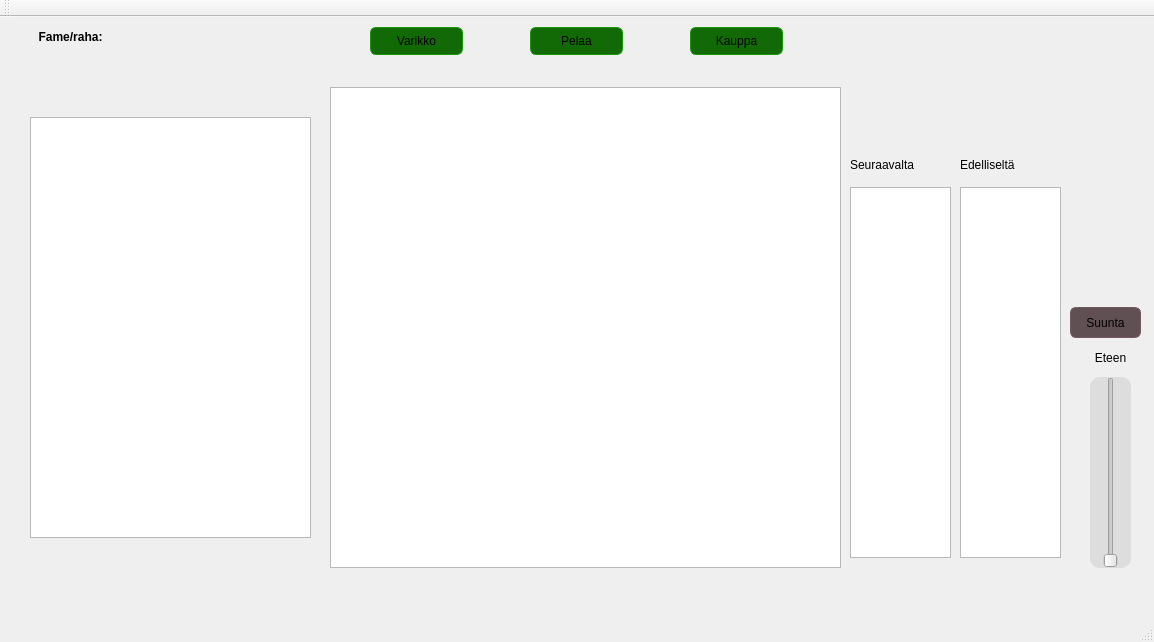
This is TrainGame/TrainGame/mainwindow.ui in MilanFIN/TrainGame as Qt 5 draws it before an edit. The edited form follows.
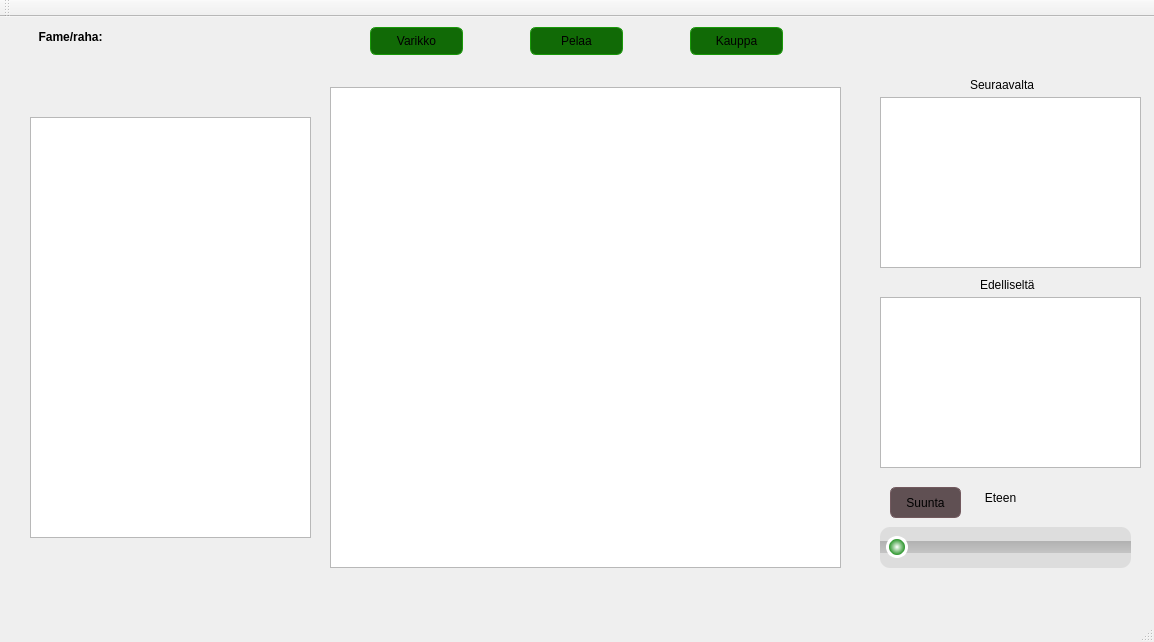
This is the edited form.

Diff of the .ui file:
```diff
--- a/TrainGame/TrainGame/mainwindow.ui
+++ b/TrainGame/TrainGame/mainwindow.ui
@@ -92,10 +92,10 @@
      <widget class="QSlider" name="gasSlider">
       <property name="geometry">
        <rect>
-        <x>1070</x>
-        <y>300</y>
-        <width>41</width>
-        <height>191</height>
+        <x>860</x>
+        <y>450</y>
+        <width>251</width>
+        <height>41</height>
        </rect>
       </property>
       <property name="styleSheet">
@@ -126,20 +126,20 @@
        <number>0</number>
       </property>
       <property name="maximum">
-       <number>99</number>
+       <number>200</number>
       </property>
       <property name="sliderPosition">
        <number>0</number>
       </property>
       <property name="orientation">
-       <enum>Qt::Vertical</enum>
+       <enum>Qt::Horizontal</enum>
       </property>
      </widget>
      <widget class="QPushButton" name="directionButton">
       <property name="geometry">
        <rect>
-        <x>1050</x>
-        <y>230</y>
+        <x>870</x>
+        <y>410</y>
         <width>71</width>
         <height>31</height>
        </rect>
@@ -168,8 +168,8 @@
      <widget class="QLabel" name="directionLabel">
       <property name="geometry">
        <rect>
-        <x>1060</x>
-        <y>270</y>
+        <x>950</x>
+        <y>410</y>
         <width>61</width>
         <height>21</height>
        </rect>
@@ -184,8 +184,8 @@
      <widget class="QLabel" name="comingLabel">
       <property name="geometry">
        <rect>
-        <x>830</x>
-        <y>80</y>
+        <x>950</x>
+        <y>0</y>
         <width>81</width>
         <height>16</height>
        </rect>
@@ -197,8 +197,8 @@
      <widget class="QLabel" name="passedLabel">
       <property name="geometry">
        <rect>
-        <x>940</x>
-        <y>80</y>
+        <x>960</x>
+        <y>200</y>
         <width>71</width>
         <height>16</height>
        </rect>
@@ -210,20 +210,20 @@
      <widget class="QListWidget" name="nextStationsListWidget">
       <property name="geometry">
        <rect>
-        <x>830</x>
-        <y>110</y>
-        <width>101</width>
-        <height>371</height>
+        <x>860</x>
+        <y>20</y>
+        <width>261</width>
+        <height>171</height>
        </rect>
       </property>
      </widget>
      <widget class="QListWidget" name="passedStationsListWidget">
       <property name="geometry">
        <rect>
-        <x>940</x>
-        <y>110</y>
-        <width>101</width>
-        <height>371</height>
+        <x>860</x>
+        <y>220</y>
+        <width>261</width>
+        <height>171</height>
        </rect>
       </property>
      </widget>
```
Left out of the diff: 12 changed lines with no effect on the pictures.
